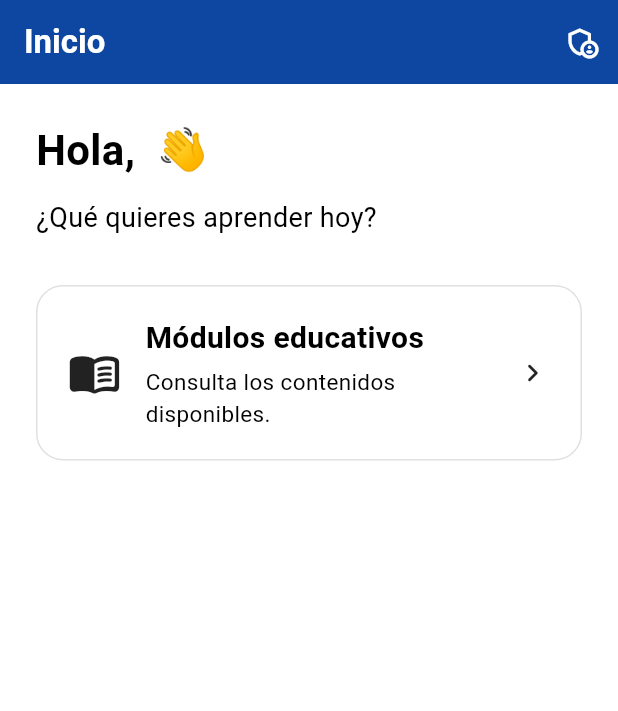
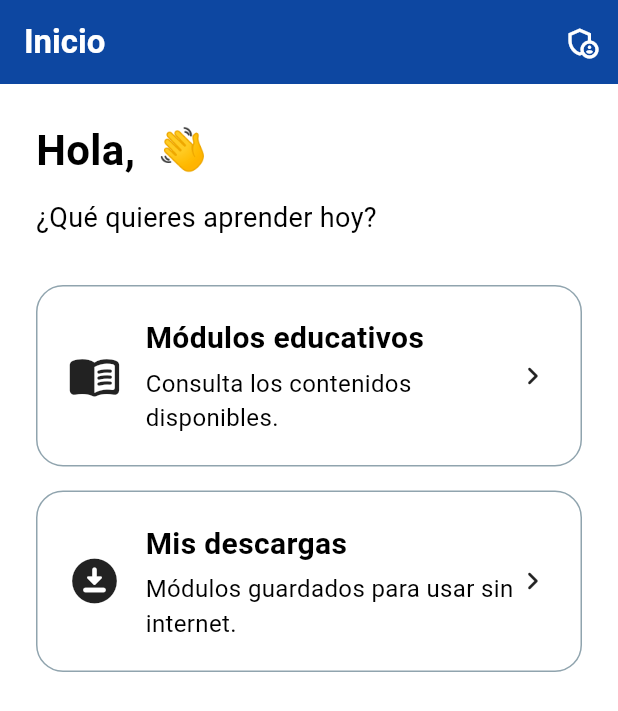
Before and after one commit to DannaLagos/app-educativa-offline, a Flutter app: the InicioScreen screen opened directly with empty values, on a phone screen of 412 x 824 dp. Shown: the top 711 px of the screen. Run offline on Flutter 3.47's test engine with Material 3 defaults, Android fonts, the phone set to English and light mode, and no system bars; our stand-ins replace connectivity_plus, dio, sqflite; missing offline and left inert: pdfx; accounts and stored records are empty.

Commit message:
HU05: pantalla Mis descargas con eliminación confirmada que conserva el progreso

```diff
--- a/frontend/app_educativa/lib/features/perfil/presentation/screens/inicio_screen.dart
+++ b/frontend/app_educativa/lib/features/perfil/presentation/screens/inicio_screen.dart
@@ -1,6 +1,7 @@
 import 'package:flutter/material.dart';
 
 import '../../../admin/presentation/screens/login_admin_screen.dart';
+import '../../../modulos/presentation/screens/mis_descargas_screen.dart';
 import '../../../modulos/presentation/screens/modulos_screen.dart';
 import '../../domain/perfil_estudiante.dart';
 
@@ -16,6 +17,14 @@ class InicioScreen extends StatelessWidget {
     Navigator.of(context).push(
       MaterialPageRoute(
         builder: (_) => const ModulosScreen(),
+      ),
+    );
+  }
+
+  void _abrirMisDescargas(BuildContext context) {
+    Navigator.of(context).push(
+      MaterialPageRoute(
+        builder: (_) => const MisDescargasScreen(),
       ),
     );
   }
@@ -66,51 +75,20 @@ class InicioScreen extends StatelessWidget {
 
               const SizedBox(height: 32),
 
-              InkWell(
+              _OpcionInicio(
+                icono: Icons.menu_book_rounded,
+                titulo: 'Módulos educativos',
+                descripcion: 'Consulta los contenidos disponibles.',
                 onTap: () => _abrirModulos(context),
-                borderRadius: BorderRadius.circular(18),
-                child: Container(
-                  padding: const EdgeInsets.all(20),
-                  decoration: BoxDecoration(
-                    border: Border.all(
-                      color: Colors.grey.shade300,
-                    ),
-                    borderRadius: BorderRadius.circular(18),
-                  ),
-                  child: const Row(
-                    children: [
-                      Icon(
-                        Icons.menu_book_rounded,
-                        size: 36,
-                      ),
-                      SizedBox(width: 16),
-                      Expanded(
-                        child: Column(
-                          crossAxisAlignment: CrossAxisAlignment.start,
-                          children: [
-                            Text(
-                              'Módulos educativos',
-                              style: TextStyle(
-                                fontSize: 20,
-                                fontWeight: FontWeight.bold,
-                              ),
-                            ),
-                            SizedBox(height: 4),
-                            Text(
-                              'Consulta los contenidos disponibles.',
-                              style: TextStyle(
-                                fontSize: 15,
-                              ),
-                            ),
-                          ],
-                        ),
-                      ),
-                      Icon(
-                        Icons.chevron_right_rounded,
-                      ),
-                    ],
-                  ),
-                ),
+              ),
+
+              const SizedBox(height: 16),
+
+              _OpcionInicio(
+                icono: Icons.download_for_offline_rounded,
+                titulo: 'Mis descargas',
+                descripcion: 'Módulos guardados para usar sin internet.',
+                onTap: () => _abrirMisDescargas(context),
               ),
             ],
           ),
@@ -119,3 +97,67 @@ class InicioScreen extends StatelessWidget {
     );
   }
 }
+
+class _OpcionInicio extends StatelessWidget {
+  final IconData icono;
+  final String titulo;
+  final String descripcion;
+  final VoidCallback onTap;
+
+  const _OpcionInicio({
+    required this.icono,
+    required this.titulo,
+    required this.descripcion,
+    required this.onTap,
+  });
+
+  @override
+  Widget build(BuildContext context) {
+    return InkWell(
+      onTap: onTap,
+      borderRadius: BorderRadius.circular(18),
+      child: Container(
+        padding: const EdgeInsets.all(20),
+        decoration: BoxDecoration(
+          border: Border.all(
+            color: const Color(0xFF90A4AE),
+          ),
+          borderRadius: BorderRadius.circular(18),
+        ),
+        child: Row(
+          children: [
+            Icon(
+              icono,
+              size: 36,
+            ),
+            const SizedBox(width: 16),
+            Expanded(
+              child: Column(
+                crossAxisAlignment: CrossAxisAlignment.start,
+                children: [
+                  Text(
+                    titulo,
+                    style: const TextStyle(
+                      fontSize: 20,
+                      fontWeight: FontWeight.bold,
+                    ),
+                  ),
+                  const SizedBox(height: 4),
+                  Text(
+                    descripcion,
+                    style: const TextStyle(
+                      fontSize: 16,
+                    ),
+                  ),
+                ],
+              ),
+            ),
+            const Icon(
+              Icons.chevron_right_rounded,
+            ),
+          ],
+        ),
+      ),
+    );
+  }
+}
```
Also changed, not shown: frontend/app_educativa/lib/features/modulos/data/modulo_repository.dart (+20 -0 lines), frontend/app_educativa/lib/features/modulos/presentation/controllers/modulos_controller.dart (+32 -1 lines), frontend/app_educativa/lib/features/modulos/presentation/screens/mis_descargas_screen.dart (added, +242 -0 lines), frontend/app_educativa/lib/features/modulos/presentation/widgets/confirmar_eliminar_dialog.dart (added, +59 -0 lines), 2 other files.
